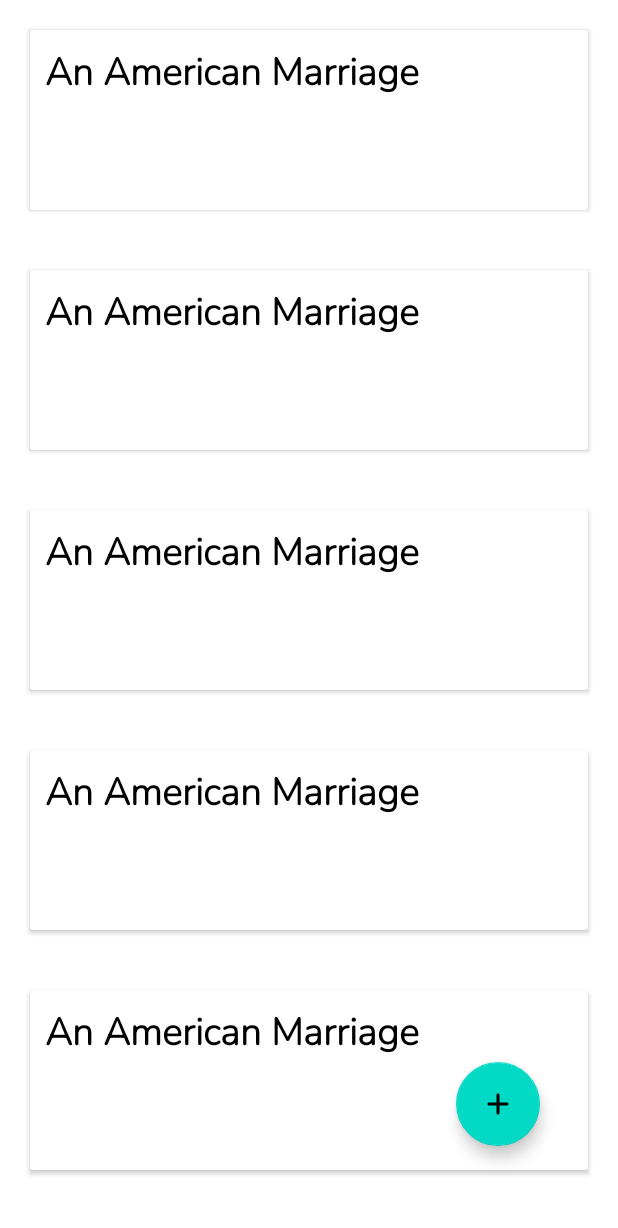
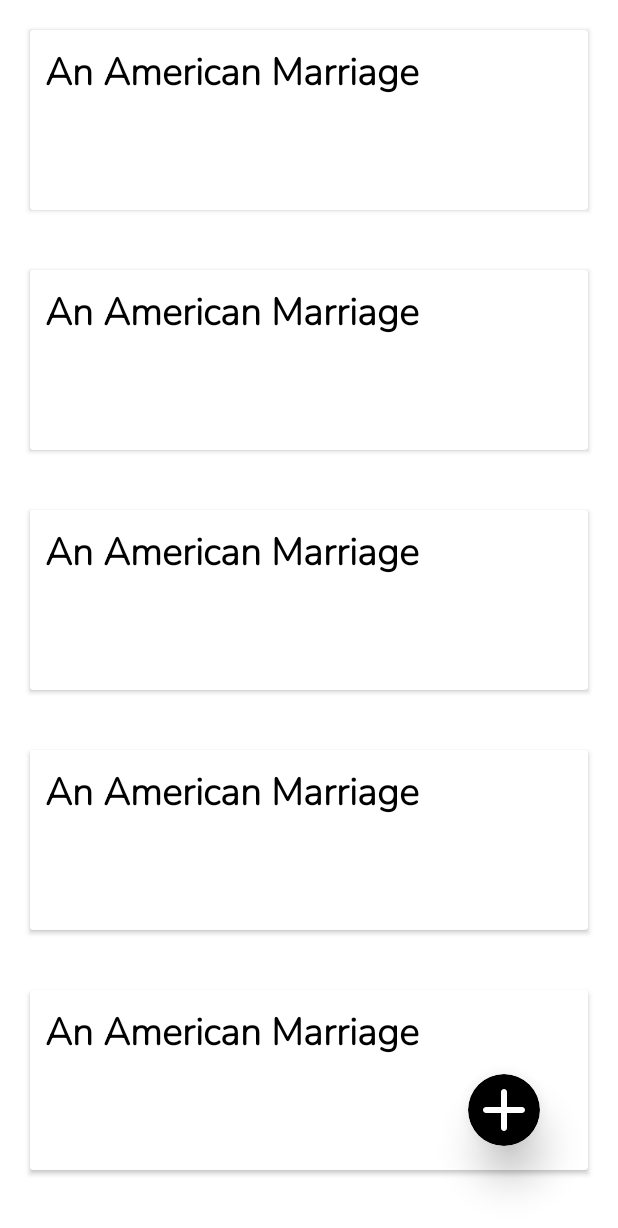
Before and after one commit to Muhambriana/Notepad, an Android app: the layout activity_note.xml on its own in the app's theme, with its tools: preview values and no code run, on a phone screen of 412 x 824 dp. Shown: the top 1228 px of the screen. Run offline under Robolectric (Android 15) with nearby library versions, the phone set to English and light mode, and no system bars.

Commit message:
update floating button to card view, still like circle button

```diff
--- a/app/src/main/res/layout/activity_create_note.xml
+++ b/app/src/main/res/layout/activity_create_note.xml
@@ -41,7 +41,7 @@
         android:gravity="top|start"
         android:hint="Catatan"
         android:importantForAutofill="no"
-        android:inputType="textMultiLine"
+        android:inputType="textMultiLine|textCapSentences"
         android:padding="10dp"
         android:textSize="23sp" />
 
--- a/app/src/main/res/layout/activity_note.xml
+++ b/app/src/main/res/layout/activity_note.xml
@@ -16,20 +16,28 @@
         tools:listitem="@layout/item_list_note"
         tools:itemCount="5"
         >
-
-
     </androidx.recyclerview.widget.RecyclerView>
 
-    <com.google.android.material.floatingactionbutton.FloatingActionButton
+    <androidx.cardview.widget.CardView
         android:id="@+id/btn_add"
         android:layout_width="wrap_content"
         android:layout_height="wrap_content"
         android:layout_marginEnd="52dp"
         android:layout_marginBottom="60dp"
-
+        android:backgroundTint="@color/black"
         android:src="@drawable/ic_add"
         app:layout_constraintBottom_toBottomOf="parent"
         app:layout_constraintEnd_toEndOf="parent"
-        tools:ignore="ContentDescription" />
+        tools:ignore="ContentDescription"
+        app:cardCornerRadius="160dp"
+        app:cardElevation="16dp"
+        >
+
+        <ImageView
+            android:layout_width="wrap_content"
+            android:layout_height="wrap_content"
+            android:src="@drawable/ic_add" />
+
+    </androidx.cardview.widget.CardView>
 
 </androidx.constraintlayout.widget.ConstraintLayout>
```
